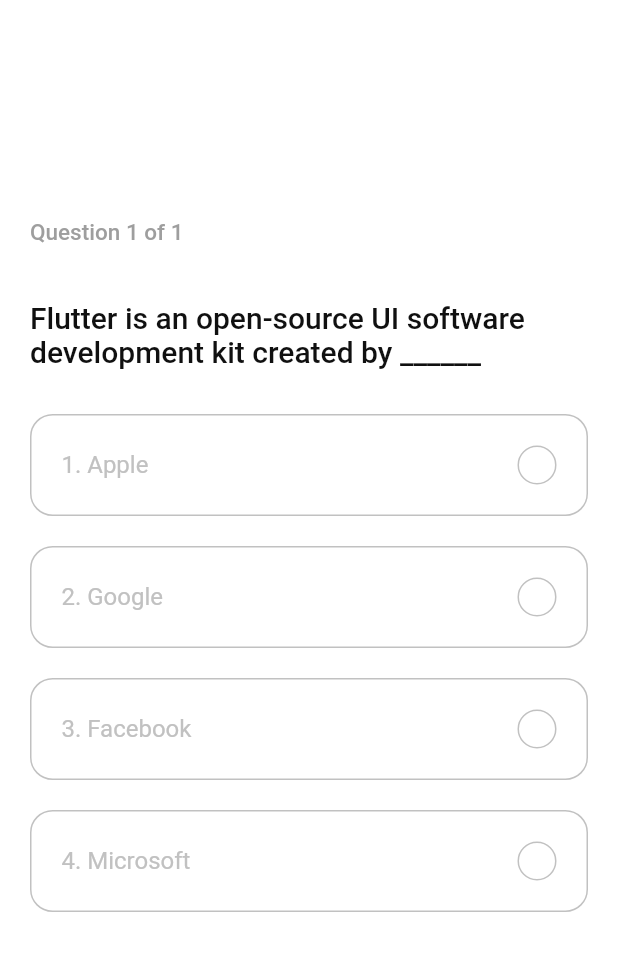
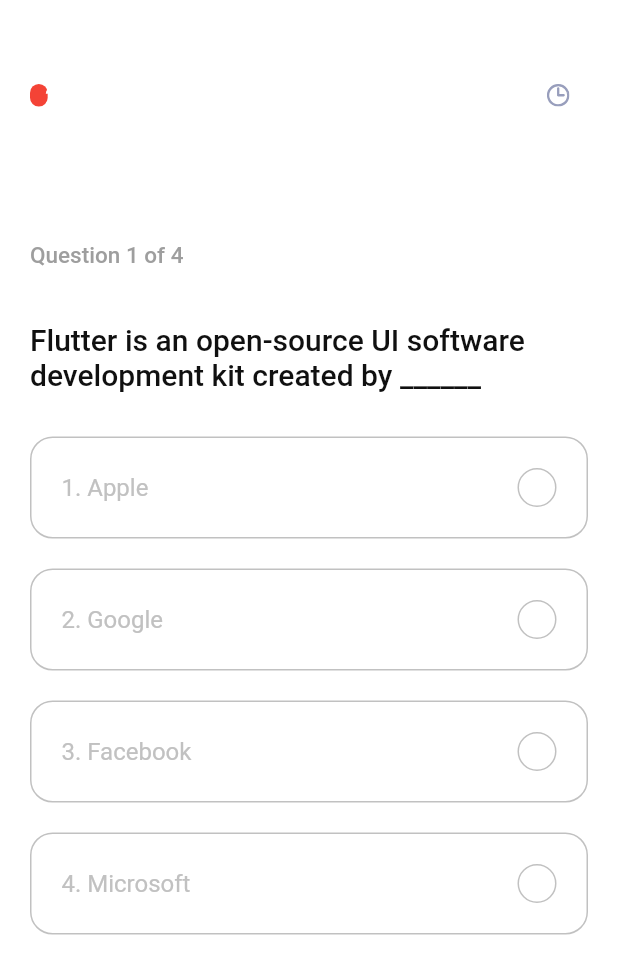
Before and after one commit to danpalii/lab_pam, a Flutter app: the QuizScreen screen opened directly, on a phone screen of 412 x 824 dp. Shown: the top 974 px of the screen. Run offline on Flutter 3.47's test engine with Material 2 defaults, Android fonts, the phone set to English and light mode, and no system bars; our stand-ins replace flutter_svg, get.

Commit message:
Finish lab3

```diff
--- a/Lab 3 Pam/Quiz-App-Flutter/lib/models/Questions.dart
+++ b/Lab 3 Pam/Quiz-App-Flutter/lib/models/Questions.dart
@@ -14,22 +14,22 @@ const List sample_data = [
     "options": ['Apple', 'Google', 'Facebook', 'Microsoft'],
     "answer_index": 1,
   },
-  // {
-  //   "id": 2,
-  //   "question": "When google release Flutter.",
-  //   "options": ['Jun 2017', 'Jun 2017', 'May 2017', 'May 2018'],
-  //   "answer_index": 2,
-  // },
-  // {
-  //   "id": 3,
-  //   "question": "A memory location that holds a single letter or number.",
-  //   "options": ['Double', 'Int', 'Char', 'Word'],
-  //   "answer_index": 2,
-  // },
-  // {
-  //   "id": 4,
-  //   "question": "What command do you use to output data to the screen?",
-  //   "options": ['Cin', 'Count>>', 'Cout', 'Output>>'],
-  //   "answer_index": 2,
-  // },
+  {
+    "id": 2,
+    "question": "When google release Flutter.",
+    "options": ['Jun 2017', 'Jun 2017', 'May 2017', 'May 2018'],
+    "answer_index": 2,
+  },
+  {
+    "id": 3,
+    "question": "A memory location that holds a single letter or number.",
+    "options": ['Double', 'Int', 'Char', 'Word'],
+    "answer_index": 2,
+  },
+  {
+    "id": 4,
+    "question": "What command do you use to output data to the screen?",
+    "options": ['Cin', 'Count>>', 'Cout', 'Output>>'],
+    "answer_index": 2,
+  },
 ];
--- a/Lab 3 Pam/Quiz-App-Flutter/lib/screens/quiz/components/progress_bar.dart
+++ b/Lab 3 Pam/Quiz-App-Flutter/lib/screens/quiz/components/progress_bar.dart
@@ -13,9 +13,6 @@ class ProgressBar extends StatelessWidget {
   @override
   Widget build(BuildContext context) {
     return Container(
-
-    );
-    return Container(
       width: double.infinity,
       height: 15,
       decoration: BoxDecoration(
@@ -29,18 +26,18 @@ class ProgressBar extends StatelessWidget {
         builder: (controller) {
           return Stack(
             children: [
-              Positioned.fill(
-                child: Padding(
-                  padding: const EdgeInsets.only(top: 0),//.symmetric(horizontal: kDefaultPadding / 2),
-                  child: Row(
-                    mainAxisAlignment: MainAxisAlignment.spaceBetween,
-                    children: [
-                      Text("${(controller.animation.value * 60).round()} s", style: TextStyle(color: Colors.white)),
-                      SvgPicture.asset("assets/icons/clock.svg"),
-                    ],
-                  ),
-                ),
-              ),
+              // Positioned.fill(
+              //   child: Padding(
+              //     padding: const EdgeInsets.only(top: 0),//.symmetric(horizontal: kDefaultPadding / 2),
+              //     child: Row(
+              //       mainAxisAlignment: MainAxisAlignment.spaceBetween,
+              //       children: [
+              //         Text("${(controller.animation.value * 60).round()} s", style: TextStyle(color: Colors.white)),
+              //         SvgPicture.asset("assets/icons/clock.svg"),
+              //       ],
+              //     ),
+              //   ),
+              // ),
 
               // LayoutBuilder provide us the available space for the conatiner
               // constraints.maxWidth needed for our animation
@@ -50,24 +47,25 @@ class ProgressBar extends StatelessWidget {
                   width: constraints.maxWidth * controller.animation.value,
                   decoration: BoxDecoration(
                      // gradient: kPrimaryGradient,
-                    color: Color(0xFF0BBC00), //#0BBC00
+                    color: Colors.red, //#0BBC00
+
                     borderRadius: BorderRadius.circular(50),
                   ),
                 ),
               ),
-              // Positioned.fill(
-              //   child: Padding(
-              //     padding: const EdgeInsets.symmetric(
-              //         horizontal: kDefaultPadding / 2),
-              //     child: Row(
-              //       mainAxisAlignment: MainAxisAlignment.spaceBetween,
-              //       children: [
-              //         Text("${(controller.animation.value * 60).round()} sec"),
-              //         SvgPicture.asset("assets/icons/clock.svg"),
-              //       ],
-              //     ),
-              //   ),
-              // ),
+              Positioned.fill(
+                child: Padding(
+                  padding: const EdgeInsets.symmetric(
+                      horizontal: kDefaultPadding / 2),
+                  child: Row(
+                    mainAxisAlignment: MainAxisAlignment.spaceBetween,
+                    children: [
+                      Text("${(controller.animation.value * 60).round()} sec"),
+                      SvgPicture.asset("assets/icons/clock.svg"),
+                    ],
+                  ),
+                ),
+              ),
             ],
           );
         },
```
Also changed, not shown: 2 other files.
